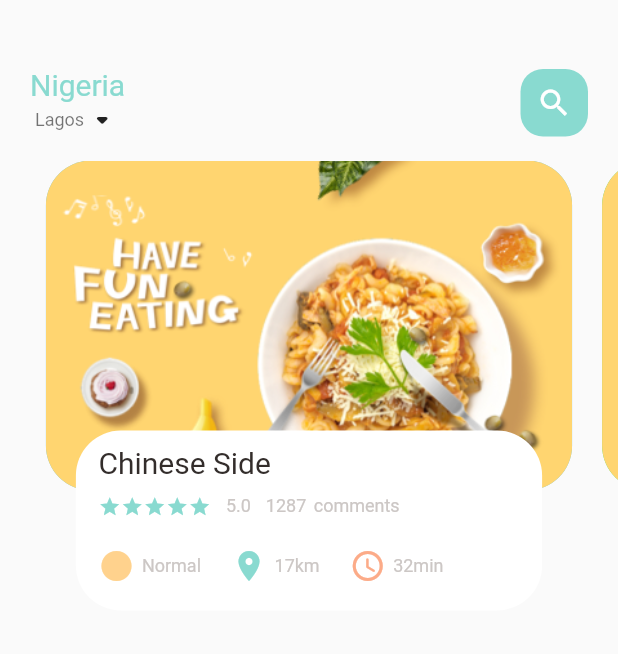
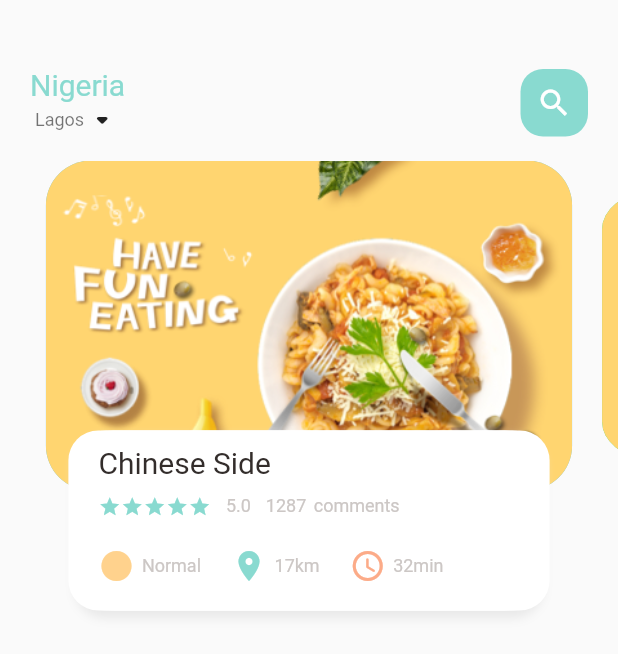
Before and after one commit to fabian-emmanuel/indulge_kitchen_flutter_app, a Flutter app: the screen it shows after launch, on a phone screen of 412 x 824 dp. Shown: the top 654 px of the screen. Run offline on Flutter 3.47's test engine with Material 2 defaults, Android fonts, the phone set to English and light mode, and no system bars.

Commit message:
food page body setup

```diff
--- a/lib/home/food_page_body.dart
+++ b/lib/home/food_page_body.dart
@@ -13,6 +13,25 @@ class FoodPageBody extends StatefulWidget {
 
 class _FoodPageBodyState extends State<FoodPageBody> {
   PageController pageController = PageController(viewportFraction: 0.9);
+  var _currentPageValue = 0.0;
+  final double _scaleFactor = 0.8;
+  double _height = 220.0;
+
+  @override
+  void initState() {
+    super.initState();
+    pageController.addListener(() {
+      setState(() {
+        _currentPageValue = pageController.page!;
+      });
+    });
+  }
+
+  @override
+  void dispose() {
+    super.dispose();
+    pageController.dispose();
+  }
 
   @override
   Widget build(BuildContext context) {
@@ -28,7 +47,35 @@ class _FoodPageBodyState extends State<FoodPageBody> {
   }
 
   Widget _buildPageItem(int index) {
-    return Stack(
+    Matrix4 matrix = Matrix4.identity();
+    if (index == _currentPageValue.floor()) {
+      var currentScale = 1 - (_currentPageValue - index) * (1 - _scaleFactor);
+      var currentTrans = _height * (1 - currentScale) / 2;
+      matrix = Matrix4.diagonal3Values(1, currentScale, 1)
+        ..setTranslationRaw(0, currentTrans, 0);
+    } else if (index == (_currentPageValue.floor() + 1)) {
+      var currentScale =
+          _scaleFactor + (_currentPageValue - index + 1) * (1 - _scaleFactor);
+      var currentTrans = _height * (1 - currentScale) / 2;
+      matrix = Matrix4.diagonal3Values(1, currentScale, 1);
+      matrix = Matrix4.diagonal3Values(1, currentScale, 1)
+        ..setTranslationRaw(0, currentTrans, 0);
+    } else if (index == (_currentPageValue.floor() - 1)) {
+      var currentScale = 1 - (_currentPageValue - index) * (1 - _scaleFactor);
+      var currentTrans = _height * (1 - currentScale) / 2;
+      matrix = Matrix4.diagonal3Values(1, currentScale, 1);
+      matrix = Matrix4.diagonal3Values(1, currentScale, 1)
+        ..setTranslationRaw(0, currentTrans, 0);
+    } else {
+      var currentScale = 0.8;
+      var currentTrans = _height * (1 - currentScale) / 2;
+      matrix = Matrix4.diagonal3Values(1, currentScale, 1)
+        ..setTranslationRaw(0, currentTrans, 1);
+    }
+
+    return Transform(
+      transform: matrix,
+      child: Stack(
         children: [
           Container(
             height: 220.0,
@@ -52,8 +99,23 @@ class _FoodPageBodyState extends State<FoodPageBody> {
                 bottom: 20.0,
               ),
               decoration: BoxDecoration(
-              borderRadius: BorderRadius.circular(30.0),
+                borderRadius: BorderRadius.circular(20.0),
                 color: Colors.white,
+                boxShadow: const [
+                  BoxShadow(
+                    color: Color(0xFFe8e8e8),
+                    blurRadius: 5.0,
+                    offset: Offset(0, 5),
+                  ),
+                  BoxShadow(
+                    color: Colors.white,
+                    offset: Offset(-5, 0),
+                  ),
+                  BoxShadow(
+                    color: Colors.white,
+                    offset: Offset(5, 0),
+                  ),
+                ],
               ),
               child: Container(
                 // color: Colors.amberAccent,
@@ -108,6 +170,7 @@ class _FoodPageBodyState extends State<FoodPageBody> {
             ),
           ),
         ],
+      ),
     );
   }
 }
```
Lines whose indentation alone changed are shown as unchanged.
